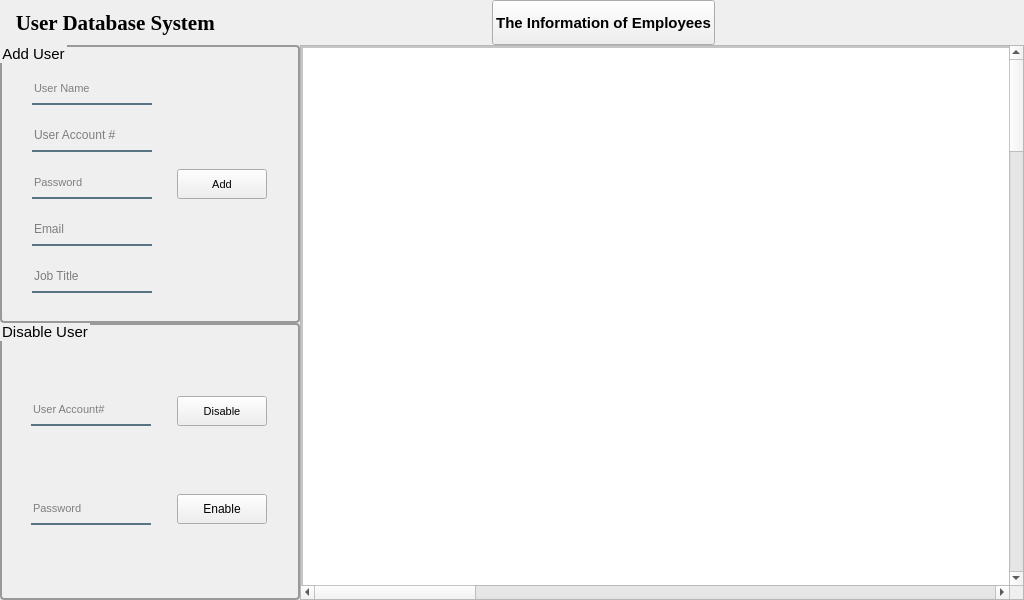
The window that UI_design/LoginUI_Design/Admin_Window.ui (ApplyKCL/SNYProject) describes before a commit, drawn with Qt 5.
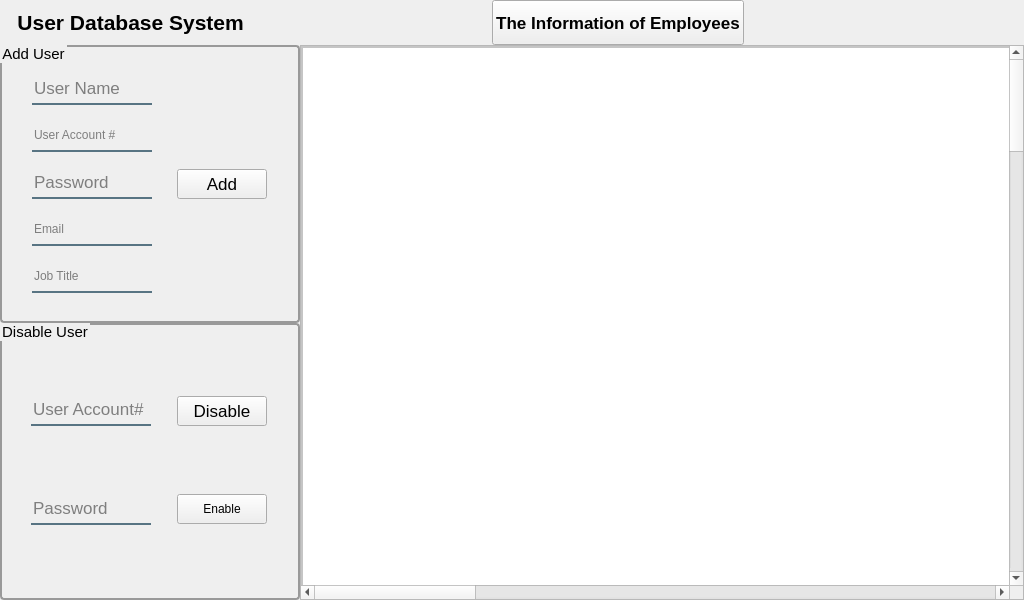
The same window after the commit. Icons and pictures are not drawn.

```diff
--- a/UI_design/LoginUI_Design/Admin_Window.ui
+++ b/UI_design/LoginUI_Design/Admin_Window.ui
@@ -366,7 +366,7 @@
                 <widget class="QLabel" name="user_database_system">
                  <property name="font">
                   <font>
-                   <family>Times New Roman</family>
+                   <family>.AppleSystemUIFont</family>
                    <pointsize>16</pointsize>
                    <weight>75</weight>
                    <bold>true</bold>
@@ -400,7 +400,7 @@
                  </property>
                  <property name="font">
                   <font>
-                   <pointsize>11</pointsize>
+                   <pointsize>13</pointsize>
                    <weight>75</weight>
                    <bold>true</bold>
                   </font>
@@ -518,7 +518,7 @@
                       </property>
                       <property name="font">
                        <font>
-                        <pointsize>8</pointsize>
+                        <pointsize>13</pointsize>
                        </font>
                       </property>
                       <property name="styleSheet">
@@ -572,7 +572,7 @@
                       </property>
                       <property name="font">
                        <font>
-                        <pointsize>8</pointsize>
+                        <pointsize>13</pointsize>
                        </font>
                       </property>
                       <property name="styleSheet">
@@ -645,7 +645,7 @@
                     </property>
                     <property name="font">
                      <font>
-                      <pointsize>8</pointsize>
+                      <pointsize>13</pointsize>
                       <weight>50</weight>
                       <bold>false</bold>
                      </font>
@@ -707,7 +707,7 @@
                       </property>
                       <property name="font">
                        <font>
-                        <pointsize>8</pointsize>
+                        <pointsize>13</pointsize>
                        </font>
                       </property>
                       <property name="styleSheet">
@@ -732,7 +732,7 @@
                       </property>
                       <property name="font">
                        <font>
-                        <pointsize>8</pointsize>
+                        <pointsize>13</pointsize>
                        </font>
                       </property>
                       <property name="styleSheet">
@@ -767,7 +767,7 @@
                       </property>
                       <property name="font">
                        <font>
-                        <pointsize>8</pointsize>
+                        <pointsize>13</pointsize>
                         <weight>50</weight>
                         <bold>false</bold>
                        </font>
```
Left out of the diff: 4 changed lines with no effect on the pictures.
